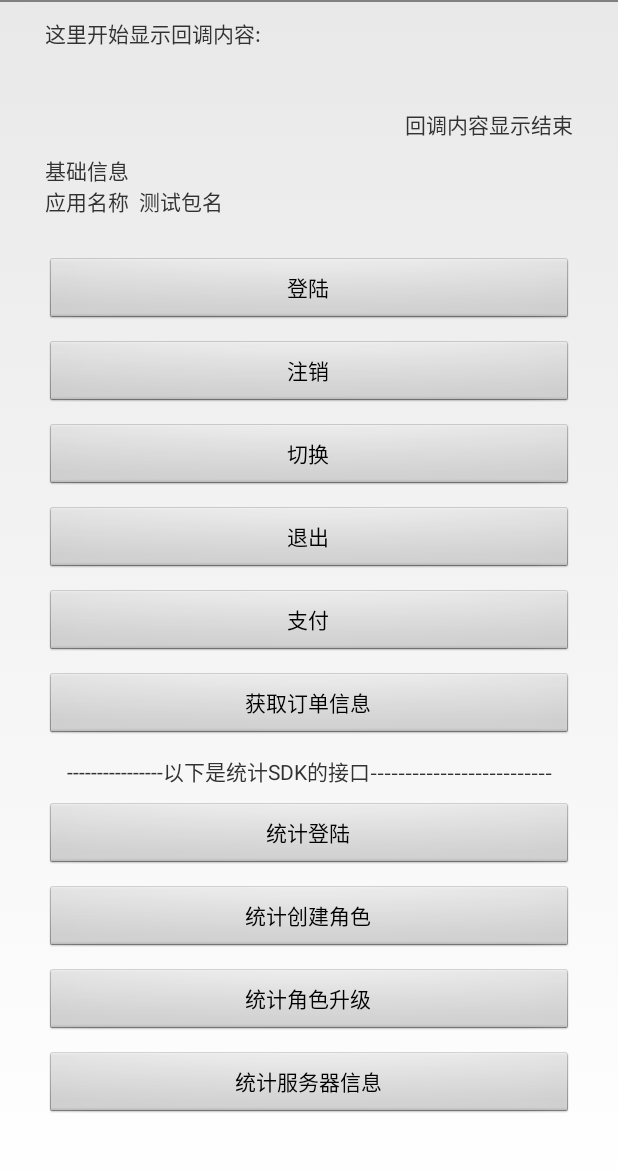
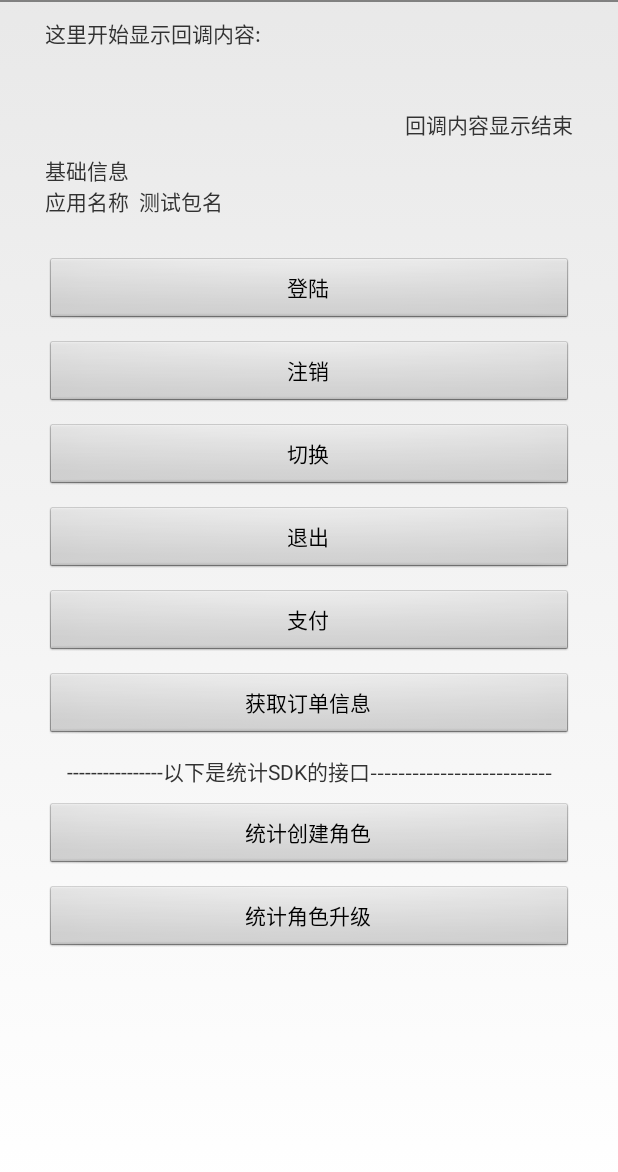
Before and after one commit to KuaiFaMaster/KF_4.0_DEMO_FORCP, an Android app: the screen it shows after launch (MainActivity), on a phone screen of 412 x 824 dp, the part 36-1208 px from its top. Run offline under Robolectric (Android 15) with nearby library versions, the phone set to English and light mode, and no system bars; libraries missing offline, so code that uses them is left out: com.kf.framework, com.kf.utils; 7 statements that could not run were skipped.

Commit message:
更新demo

```diff
--- a/app/build.gradle
+++ b/app/build.gradle
@@ -32,4 +32,6 @@ android {
 dependencies {
 //    compile fileTree(dir: 'libs', include: ['*.jar'])
     compile 'com.kf.framework:kfsdk:latest.integration@aar'
+    compile 'com.kf.framework:kf-utils:latest.integration@aar'
+    compile 'com.kf.framework:volleyplus:latest.integration@aar'
 }
--- a/app/src/main/AndroidManifest.xml
+++ b/app/src/main/AndroidManifest.xml
@@ -24,6 +24,11 @@
 
 
         </activity>
+
+        <meta-data
+            android:name="HJR_CHANNEL"
+            android:value="\ 0103" />
+
     </application>
 
 </manifest>
--- a/app/src/main/java/com/kf/as_demo/MainActivity.java
+++ b/app/src/main/java/com/kf/as_demo/MainActivity.java
@@ -33,10 +33,8 @@ public class MainActivity extends Activity implements View.OnClickListener {
     Button btnMainExit;
     Button btnMainPay;
     Button btnMainGetOrderInfo;
-    Button btnMainRecordLogin;
     Button btnMainRecordRoleUp;
     Button btnMainRecordRoleCreate;
-    Button btnMainRecordServerInfo;
     TextView tvMainResult;
     TextView tvMainBaseInfo;
     String waitingTestStr = "just testing please wait...";
@@ -44,7 +42,7 @@ public class MainActivity extends Activity implements View.OnClickListener {
     String testServerID = "1";
     String testServerName = "s1";
     String testRoleID = "2051";
-    String testRoleName = "角色名称2051";
+    String testRoleName = "rolName";
     String testRoleLevel = "9527";
 
     @Override
@@ -67,10 +65,8 @@ public class MainActivity extends Activity implements View.OnClickListener {
         btnMainExit = bindButtonViewById(R.id.btn_main_exit);
         btnMainPay = bindButtonViewById(R.id.btn_main_pay);
         btnMainGetOrderInfo = bindButtonViewById(R.id.btn_main_get_order_info);
-        btnMainRecordLogin = bindButtonViewById(R.id.btn_main_record_login);
         btnMainRecordRoleUp = bindButtonViewById(R.id.btn_main_record_role_up);
         btnMainRecordRoleCreate = bindButtonViewById(R.id.btn_main_record_role_create);
-        btnMainRecordServerInfo = bindButtonViewById(R.id.btn_main_record_server_info);
         tvMainResult = (TextView) findViewById(R.id.tv_main_result);
         tvMainBaseInfo = (TextView) findViewById(R.id.tv_main_base_info);
     }
@@ -112,34 +108,20 @@ public class MainActivity extends Activity implements View.OnClickListener {
                     case UserWrapper.ACTION_RET_LOGIN_SUCCESS:
                         HashMap<String, String> params = new HashMap<>();
                         //用户标识：只用添加用户ID即可
-                        params.put(Params.Statistic.KEY_ROLE_USERMARK, KFSDKUser.getInstance().getUserId() + "@Demo");
-                        // 用户类型：0为临时账户，1为注册用户，2为第三方用户
-                        params.put(Params.Statistic.KEY_ROLE_USERTYPE, "1");
-                        // 服务器ID
+                        params.put(Params.Statistic.KEY_ROLE_USERMARK, KFSDKUser.getInstance().userId + "@" + KFSDKUser.getInstance().getChannel());
+                        params.put(Params.Statistic.KEY_ROLE_ID, testRoleID);
                         params.put(Params.Statistic.KEY_ROLE_SERVER_ID, testServerID);
-                        // 账户id
-                        params.put(Params.Statistic.KEY_ROLE_USERID, testRoleID);
-                        // 账户account
-                        params.put(Params.Statistic.KEY_ROLE_USENICK, "account");
-                        KFSDKStatistic.getInstance().recordLogin(params);
-                        HashMap<String, String> srInfo = new HashMap<>();
-                        // cp标示
-                        srInfo.put(Params.Statistic.KEY_ROLE_USERMARK, KFSDKUser.getInstance().userId + "@" + KFSDKUser.getInstance().getChannel());
-                        // 角色id
-                        srInfo.put(Params.Statistic.KEY_ROLE_ID, testRoleID);
+                        params.put(Params.Statistic.KEY_ROLE_NAME, testRoleName);
+                        // 服务器名称
+                        params.put(Params.Statistic.KEY_ROLE_SERVER_NAME, testServerName);
                         // 角色等级
-                        srInfo.put(Params.Statistic.KEY_ROLE_LEVEL, testRoleLevel);
-                        // 服务器ID
-                        srInfo.put(Params.Statistic.KEY_ROLE_SERVER_ID, testServerID);
-                        // 角色昵称
-                        srInfo.put(Params.Statistic.KEY_ROLE_NAME, testRoleName);
-                        // 服务器名称
-                        srInfo.put(Params.Statistic.KEY_ROLE_SERVER_NAME, testServerName);
-                        // 角色所在帮派或工会名称
-                        srInfo.put(Params.Statistic.KEY_ROLE_PARTY_NAME, "角色所在帮派或工会名称");
-                        // VIP等级
-                        srInfo.put(Params.Statistic.KEY_ROLE_VIP_LEVEL, "VIP等级");
-                        KFSDKStatistic.getInstance().recordServerRoleInfo(srInfo);
+                        params.put(Params.Statistic.KEY_ROLE_LEVEL, testRoleLevel);
+                        //角色等级
+                        params.put(Params.Statistic.KEY_ROLE_GRADE, testRoleLevel);
+
+                        KFSDKUser.getInstance().enterGame(params);
+
+
                         StringBuilder sb = new StringBuilder();
                         String openId = KFSDKUser.getInstance().getOpenId();
                         sb.append(checkCallBack2String("openId", openId));
@@ -171,6 +153,8 @@ public class MainActivity extends Activity implements View.OnClickListener {
 
                         break;
                     case UserWrapper.ACTION_RET_CHANGE_ACCOUNT_SUCCESS:
+                        printAtTextViewResult(code, "KFSDKUser " + "切换成功");
+                        ToastBuilder.make(MainActivity.this,"切换账号成功",ToastBuilder.DEFAULT_TOAST);
                         break;
                     case UserWrapper.ACTION_RET_CHANGE_ACCOUNT_FAIL:
                         break;
@@ -243,7 +227,7 @@ public class MainActivity extends Activity implements View.OnClickListener {
     public void onClick(View view) {
         HashMap<String, Object> paramsObj = new HashMap<>();
         HashMap<String, String> params = new HashMap<>();
-        tvMainResult.setText(waitingTestStr);
+        //tvMainResult.setText(waitingTestStr);
         switch (view.getId()) {
             case R.id.btn_main_login:
                 KFSDKUser.getInstance().login();
@@ -292,22 +276,6 @@ public class MainActivity extends Activity implements View.OnClickListener {
                     ToastBuilder.make(getApplicationContext(), "获取订单号错误，请确认有订单后再尝试", ToastBuilder.DEFAULT_TOAST_SINGLE);
                 }
                 break;
-            case R.id.btn_main_record_login:
-                //test record login print at tvMainResult.setText();
-                //用户标识：只用添加用户ID即可
-                params.put(Params.Statistic.KEY_ROLE_USERMARK, KFSDKUser.getInstance().userId + "@" + KFSDKUser.getInstance().getChannel());
-                // 用户类型：0为临时账户，1为注册用户，2为第三方用户
-                params.put(Params.Statistic.KEY_ROLE_USERTYPE, "1");
-                // 服务器ID
-                params.put(Params.Statistic.KEY_ROLE_SERVER_ID, testServerID);
-                // 账户id
-                params.put(Params.Statistic.KEY_ROLE_USERID, testRoleID);
-                // 账户account
-                params.put(Params.Statistic.KEY_ROLE_USENICK, "account");
-                KFSDKStatistic.getInstance().recordLogin(params);
-                String rlRes = sendStatisticFinish + " 模拟登陆";
-                tvMainResult.setText(rlRes);
-                break;
             case R.id.btn_main_record_role_up:
                 //test record role up print at tvMainResult.setText();
                 params.put(Params.Statistic.KEY_ROLE_USERMARK, KFSDKUser.getInstance().userId + "@" + KFSDKUser.getInstance().getChannel());
@@ -347,28 +315,6 @@ public class MainActivity extends Activity implements View.OnClickListener {
                 KFSDKStatistic.getInstance().recordRoleCreate(params);
                 String rcRes = sendStatisticFinish + " 模拟创建角色";
                 tvMainResult.setText(rcRes);
-                break;
-            case R.id.btn_main_record_server_info:
-                //test record server info print at tvMainResult.setText();
-                // cp标示
-                params.put(Params.Statistic.KEY_ROLE_USERMARK, KFSDKUser.getInstance().userId + "@" + KFSDKUser.getInstance().getChannel());
-                // 角色id
-                params.put(Params.Statistic.KEY_ROLE_ID, testRoleID);
-                // 角色等级
-                params.put(Params.Statistic.KEY_ROLE_LEVEL, testRoleLevel);
-                // 服务器ID
-                params.put(Params.Statistic.KEY_ROLE_SERVER_ID, testServerID);
-                // 角色昵称
-                params.put(Params.Statistic.KEY_ROLE_NAME, testRoleName);
-                // 服务器名称
-                params.put(Params.Statistic.KEY_ROLE_SERVER_NAME, testServerName);
-                // 角色所在帮派或工会名称
-                params.put(Params.Statistic.KEY_ROLE_PARTY_NAME, "角色所在帮派或工会名称");
-                // VIP等级
-                params.put(Params.Statistic.KEY_ROLE_VIP_LEVEL, "VIP等级");
-                KFSDKStatistic.getInstance().recordServerRoleInfo(params);
-                String ssTest = sendStatisticFinish + " 自定义统计信息, 根据渠道可能没回调";
-                tvMainResult.setText(ssTest);
                 break;
         }
     }
--- a/app/src/main/res/layout/activity_demo_main.xml
+++ b/app/src/main/res/layout/activity_demo_main.xml
@@ -108,15 +108,6 @@
             android:text="----------------以下是统计SDK的接口--------------------------" />
 
         <Button
-            android:id="@+id/btn_main_record_login"
-            android:layout_width="match_parent"
-            android:layout_height="45dp"
-            android:layout_marginLeft="30dp"
-            android:layout_marginRight="30dp"
-            android:layout_marginTop="10dp"
-            android:text="统计登陆" />
-
-        <Button
             android:id="@+id/btn_main_record_role_create"
             android:layout_width="match_parent"
             android:layout_height="45dp"
@@ -134,15 +125,6 @@
             android:layout_marginTop="10dp"
             android:text="统计角色升级" />
 
-        <Button
-            android:id="@+id/btn_main_record_server_info"
-            android:layout_width="match_parent"
-            android:layout_height="45dp"
-            android:layout_marginLeft="30dp"
-            android:layout_marginRight="30dp"
-            android:layout_marginTop="10dp"
-            android:text="统计服务器信息" />
-
     </LinearLayout>
 
 </ScrollView>
```
